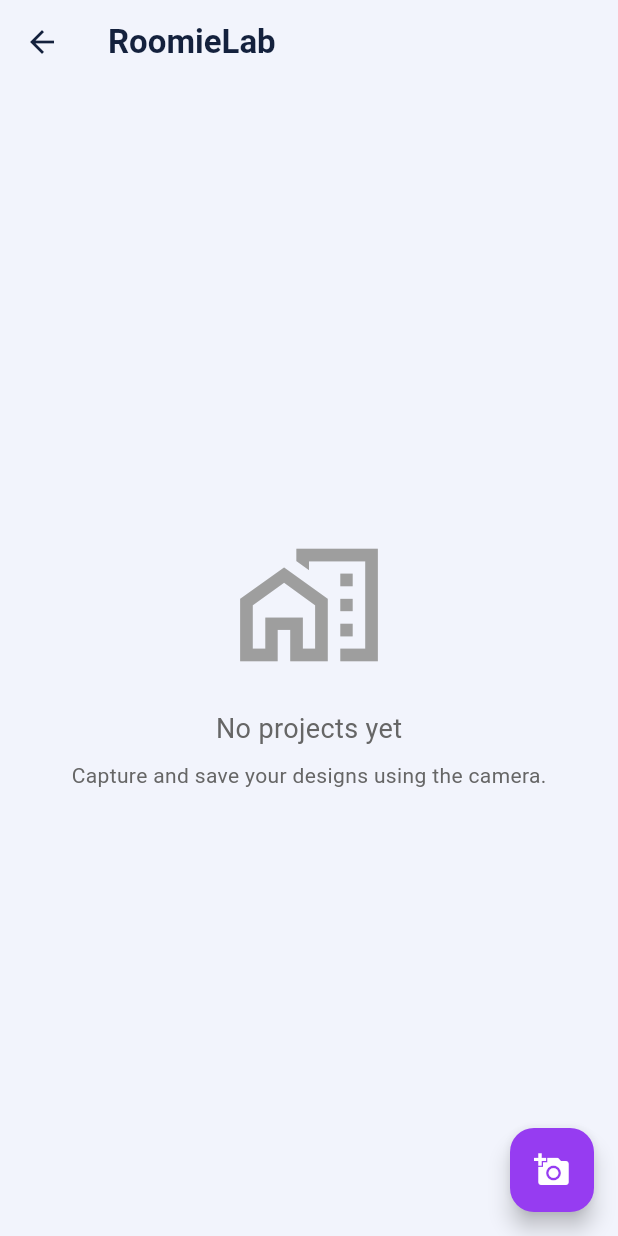
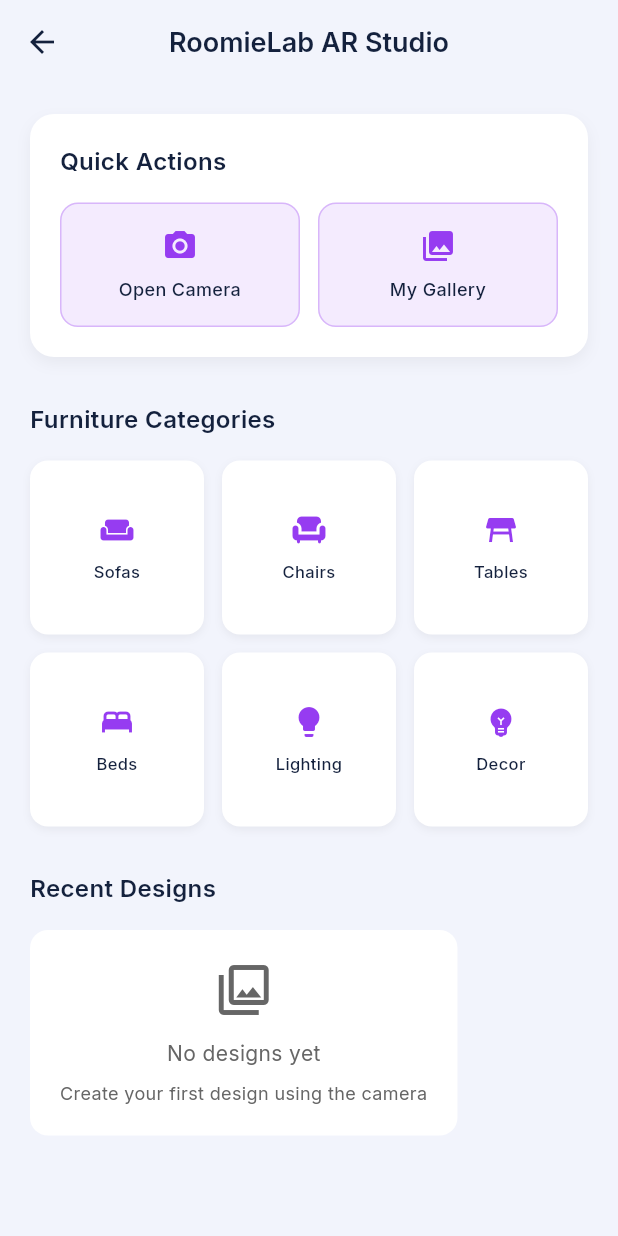
Before and after one commit to pantrytree/AR-App, a Flutter app: the RoomieLabPage screen opened directly, on a phone screen of 412 x 824 dp. Run offline on Flutter 3.47's test engine with Material 3 defaults, Android fonts, the light colour scheme and no system bars; our stand-ins replace camera, cloud_firestore, firebase_core, google_fonts, permission_handler, shared_preferences; accounts and stored records are empty.

Commit message:
FEAT: Add gallery page and updated edit profile with change password button

```diff
--- a/lib/views/pages/gallery_page.dart
+++ b/lib/views/pages/gallery_page.dart
@@ -8,8 +8,8 @@ import 'package:roomantics/views/widgets/project_options_menu.dart';
 import 'package:roomantics/views/pages/project_full_screen_page.dart';
 import 'package:roomantics/views/pages/project_edit_page.dart';
 
-class RoomieLabPage extends StatelessWidget {
-  const RoomieLabPage({super.key});
+class GalleryPage extends StatelessWidget {
+  const GalleryPage({super.key});
 
   @override
   Widget build(BuildContext context) {
@@ -18,7 +18,7 @@ class RoomieLabPage extends StatelessWidget {
     return Scaffold(
       appBar: AppBar(
         title: const Text(
-          'RoomieLab',
+          'My Gallery',
           style: TextStyle(fontWeight: FontWeight.bold),
         ),
         backgroundColor: AppColors.getAppBarBackground(context),
--- /dev/null
+++ b/lib/views/pages/roomielab_page.dart
@@ -0,0 +1,359 @@
+import 'package:flutter/material.dart';
+import 'package:google_fonts/google_fonts.dart';
+import 'package:provider/provider.dart';
+import 'package:roomantics/theme/theme.dart';
+import 'package:roomantics/utils/colors.dart';
+import 'package:roomantics/viewmodels/roomielab_viewmodel.dart';
+
+class RoomieLabPage extends StatelessWidget {
+  const RoomieLabPage({super.key});
+
+  @override
+  Widget build(BuildContext context) {
+    return Scaffold(
+      backgroundColor: AppColors.getBackgroundColor(context),
+      appBar: AppBar(
+        title: Text(
+          'RoomieLab AR Studio',
+          style: GoogleFonts.inter(
+            fontSize: 18,
+            fontWeight: FontWeight.w600,
+            color: AppColors.getAppBarForeground(context),
+          ),
+        ),
+        centerTitle: true,
+        backgroundColor: AppColors.getAppBarBackground(context),
+        elevation: 0,
+      ),
+      body: SingleChildScrollView(
+        padding: const EdgeInsets.all(20.0),
+        child: Column(
+          crossAxisAlignment: CrossAxisAlignment.start,
+          children: [
+            _buildQuickActionsSection(context),
+            const SizedBox(height: 30),
+            _buildCategoriesSection(context),
+            const SizedBox(height: 30),
+            _buildRecentDesignsSection(context),
+          ],
+        ),
+      ),
+    );
+  }
+
+  Widget _buildQuickActionsSection(BuildContext context) {
+    return Container(
+      padding: const EdgeInsets.all(20),
+      decoration: BoxDecoration(
+        color: AppColors.getCardBackground(context),
+        borderRadius: BorderRadius.circular(16),
+        boxShadow: [
+          BoxShadow(
+            color: Colors.black.withOpacity(0.05),
+            blurRadius: 8,
+            offset: const Offset(0, 4),
+          ),
+        ],
+      ),
+      child: Column(
+        crossAxisAlignment: CrossAxisAlignment.start,
+        children: [
+          Text(
+            'Quick Actions',
+            style: GoogleFonts.inter(
+              fontSize: 16,
+              fontWeight: FontWeight.w600,
+              color: AppColors.getTextColor(context),
+            ),
+          ),
+          const SizedBox(height: 16),
+          Row(
+            children: [
+              Expanded(
+                child: _buildActionButton(
+                  context,
+                  icon: Icons.camera_alt,
+                  label: 'Open Camera',
+                  onTap: () {
+                    Navigator.pushNamed(context, '/camera_page');
+                  },
+                ),
+              ),
+              const SizedBox(width: 12),
+              Expanded(
+                child: _buildActionButton(
+                  context,
+                  icon: Icons.photo_library,
+                  label: 'My Gallery',
+                  onTap: () {
+                    Navigator.pushNamed(context, '/gallery_page');
+                  },
+                ),
+              ),
+            ],
+          ),
+        ],
+      ),
+    );
+  }
+
+  Widget _buildActionButton(BuildContext context, {
+    required IconData icon,
+    required String label,
+    required VoidCallback onTap,
+  }) {
+    return GestureDetector(
+      onTap: onTap,
+      child: Container(
+        padding: const EdgeInsets.all(16),
+        decoration: BoxDecoration(
+          color: AppColors.getPrimaryColor(context).withOpacity(0.1),
+          borderRadius: BorderRadius.circular(12),
+          border: Border.all(
+            color: AppColors.getPrimaryColor(context).withOpacity(0.3),
+          ),
+        ),
+        child: Column(
+          children: [
+            Icon(
+              icon,
+              size: 24,
+              color: AppColors.getPrimaryColor(context),
+            ),
+            const SizedBox(height: 8),
+            Text(
+              label,
+              style: GoogleFonts.inter(
+                fontSize: 12,
+                fontWeight: FontWeight.w500,
+                color: AppColors.getTextColor(context),
+              ),
+              textAlign: TextAlign.center,
+            ),
+          ],
+        ),
+      ),
+    );
+  }
+
+  Widget _buildCategoriesSection(BuildContext context) {
+    final List<Map<String, dynamic>> categories = [
+      {'name': 'Sofas', 'icon': Icons.weekend},
+      {'name': 'Chairs', 'icon': Icons.chair},
+      {'name': 'Tables', 'icon': Icons.table_restaurant},
+      {'name': 'Beds', 'icon': Icons.bed},
+      {'name': 'Lighting', 'icon': Icons.lightbulb},
+      {'name': 'Decor', 'icon': Icons.emoji_objects},
+    ];
+
+    return Column(
+      crossAxisAlignment: CrossAxisAlignment.start,
+      children: [
+        Text(
+          'Furniture Categories',
+          style: GoogleFonts.inter(
+            fontSize: 16,
+            fontWeight: FontWeight.w600,
+            color: AppColors.getTextColor(context),
+          ),
+        ),
+        const SizedBox(height: 16),
+        GridView.builder(
+          shrinkWrap: true,
+          physics: const NeverScrollableScrollPhysics(),
+          gridDelegate: const SliverGridDelegateWithFixedCrossAxisCount(
+            crossAxisCount: 3,
+            crossAxisSpacing: 12,
+            mainAxisSpacing: 12,
+            childAspectRatio: 1.0,
+          ),
+          itemCount: categories.length,
+          itemBuilder: (context, index) {
+            final category = categories[index];
+            return _buildCategoryItem(
+              context,
+              icon: category['icon'] as IconData,
+              label: category['name'] as String,
+            );
+          },
+        ),
+      ],
+    );
+  }
+
+  Widget _buildCategoryItem(BuildContext context, {
+    required IconData icon,
+    required String label,
+  }) {
+    return Container(
+      decoration: BoxDecoration(
+        color: AppColors.getCardBackground(context),
+        borderRadius: BorderRadius.circular(12),
+        boxShadow: [
+          BoxShadow(
+            color: Colors.black.withOpacity(0.05),
+            blurRadius: 4,
+            offset: const Offset(0, 2),
+          ),
+        ],
+      ),
+      child: Column(
+        mainAxisAlignment: MainAxisAlignment.center,
+        children: [
+          Icon(
+            icon,
+            size: 24,
+            color: AppColors.getPrimaryColor(context),
+          ),
+          const SizedBox(height: 8),
+          Text(
+            label,
+            style: GoogleFonts.inter(
+              fontSize: 11,
+              fontWeight: FontWeight.w500,
+              color: AppColors.getTextColor(context),
+            ),
+            textAlign: TextAlign.center,
+          ),
+        ],
+      ),
+    );
+  }
+
+  Widget _buildRecentDesignsSection(BuildContext context) {
+    return Consumer<RoomieLabViewModel>(
+      builder: (context, viewModel, child) {
+        final recentProjects = viewModel.savedProjects.take(2).toList();
+
+        return Column(
+          crossAxisAlignment: CrossAxisAlignment.start,
+          children: [
+            Text(
+              'Recent Designs',
+              style: GoogleFonts.inter(
+                fontSize: 16,
+                fontWeight: FontWeight.w600,
+                color: AppColors.getTextColor(context),
+              ),
+            ),
+            const SizedBox(height: 16),
+
+            if (recentProjects.isEmpty)
+              _buildEmptyRecentDesigns(context)
+            else
+              Column(
+                children: recentProjects.map((project) {
+                  return _buildRecentDesignCard(context, project);
+                }).toList(),
+              ),
+          ],
+        );
+      },
+    );
+  }
+
+  Widget _buildEmptyRecentDesigns(BuildContext context) {
+    return Container(
+      padding: const EdgeInsets.all(20),
+      decoration: BoxDecoration(
+        color: AppColors.getCardBackground(context),
+        borderRadius: BorderRadius.circular(12),
+      ),
+      child: Column(
+        children: [
+          Icon(
+            Icons.photo_library_outlined,
+            size: 40,
+            color: AppColors.getSecondaryTextColor(context),
+          ),
+          const SizedBox(height: 12),
+          Text(
+            'No designs yet',
+            style: GoogleFonts.inter(
+              fontSize: 14,
+              color: AppColors.getSecondaryTextColor(context),
+            ),
+          ),
+          const SizedBox(height: 8),
+          Text(
+            'Create your first design using the camera',
+            style: GoogleFonts.inter(
+              fontSize: 12,
+              color: AppColors.getSecondaryTextColor(context),
+            ),
+            textAlign: TextAlign.center,
+          ),
+        ],
+      ),
+    );
+  }
+
+  Widget _buildRecentDesignCard(BuildContext context, Map<String, dynamic> project) {
+    return Container(
+      margin: const EdgeInsets.only(bottom: 12),
+      padding: const EdgeInsets.all(16),
+      decoration: BoxDecoration(
+        color: AppColors.getCardBackground(context),
+        borderRadius: BorderRadius.circular(12),
+        boxShadow: [
+          BoxShadow(
+            color: Colors.black.withOpacity(0.05),
+            blurRadius: 4,
+            offset: const Offset(0, 2),
+          ),
+        ],
+      ),
+      child: Row(
+        children: [
+          Container(
+            width: 60,
+            height: 60,
+            decoration: BoxDecoration(
+              color: AppColors.primaryLightPurple.withOpacity(0.2),
+              borderRadius: BorderRadius.circular(8),
+            ),
+            child: Icon(
+              Icons.photo,
+              size: 30,
+              color: AppColors.getPrimaryColor(context),
+            ),
+          ),
+          const SizedBox(width: 12),
+          Expanded(
+            child: Column(
+              crossAxisAlignment: CrossAxisAlignment.start,
+              children: [
+                Text(
+                  project['furniture'] ?? 'Unnamed Project',
+                  style: GoogleFonts.inter(
+                    fontSize: 14,
+                    fontWeight: FontWeight.w600,
+                    color: AppColors.getTextColor(context),
+                  ),
+                ),
+                const SizedBox(height: 4),
+                Text(
+                  'Living Room',
+                  style: GoogleFonts.inter(
+                    fontSize: 12,
+                    color: AppColors.getSecondaryTextColor(context),
+                  ),
+                ),
+              ],
+            ),
+          ),
+          IconButton(
+            icon: Icon(
+              Icons.arrow_forward_ios,
+              size: 16,
+              color: AppColors.getSecondaryTextColor(context),
+            ),
+            onPressed: () {
+              Navigator.pushNamed(context, '/gallery_page');
+            },
+          ),
+        ],
+      ),
+    );
+  }
+}
--- a/lib/views/widgets/side_menu.dart
+++ b/lib/views/widgets/side_menu.dart
@@ -5,10 +5,11 @@ import '../../theme/theme.dart';
 import '/utils/text_components.dart';
 import '../pages/help_page.dart';
 import '../pages/my_likes_page.dart';
-import '../pages/roomielab_page.dart';
+import '../pages/gallery_page.dart';
 import '../pages/edit_profile_page.dart';
 import '../pages/catalogue_page.dart';
 import '../pages/settings_page.dart';
+import '../pages/roomielab_page.dart'; // Import Mandy's RoomieLab page
 
 class SideMenu extends StatelessWidget {
   final String? userName;
@@ -142,9 +143,14 @@ class SideMenu extends StatelessWidget {
             context: context,
             text: "RoomieLab",
             icon: Icons.science_outlined,
-            route: "/roomielab",
+            route: "/roomielab", // Goes to Mandy's main RoomieLab page
           ),
-
+          _buildMenuItem(
+            context: context,
+            text: "My Gallery",
+            icon: Icons.photo_library,
+            route: "/gallery", // Goes to your gallery page
+          ),
           _buildMenuItem(
             context: context,
             text: TextComponents.menuSettings,
```
Also changed, not shown: lib/main.dart (+10 -4 lines), lib/views/pages/edit_profile_page.dart (+47 -64 lines).
